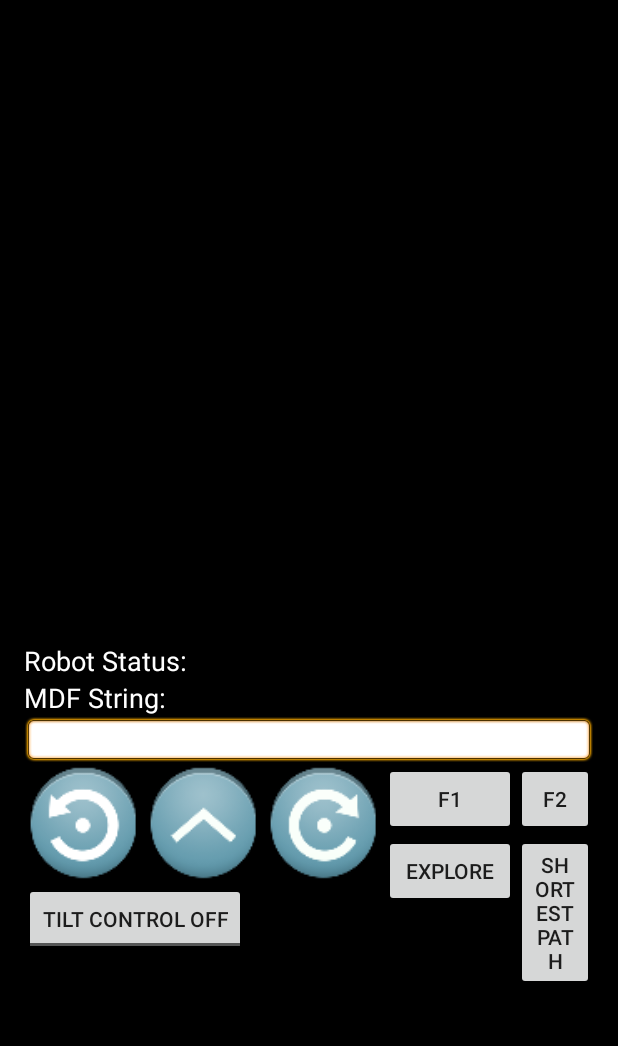
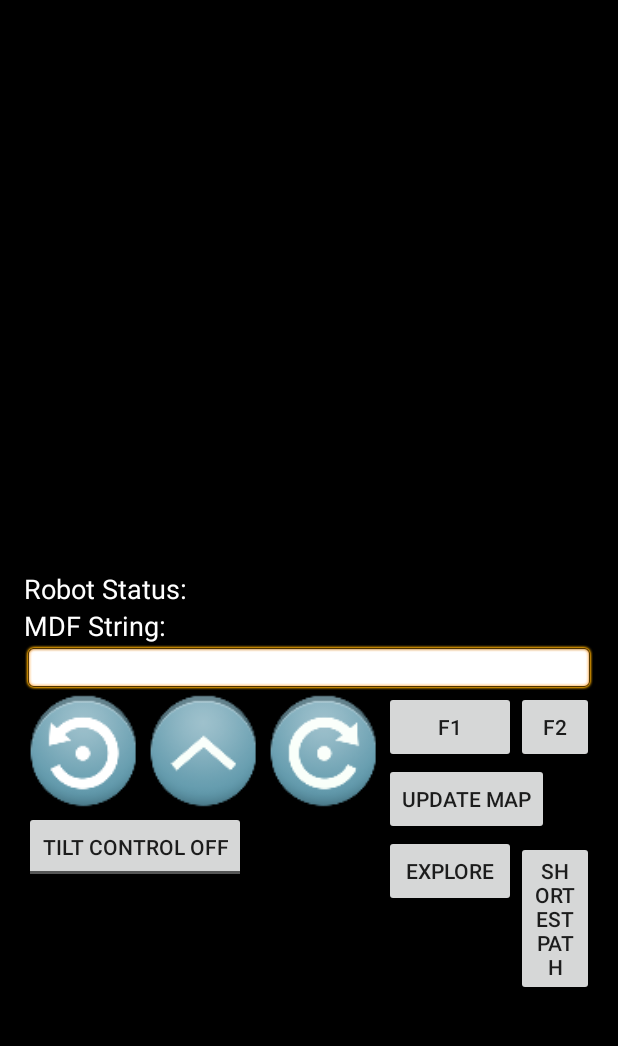
Before and after one commit to ivantwj/MDPGrp10_Android, an Android app: the screen it shows after launch (MainActivity), on a phone screen of 412 x 824 dp, the part 84-1130 px from its top. Run offline under Robolectric (Android 15) with nearby library versions, the phone set to English and light mode, and no system bars.

Commit message:
updated format

```diff
--- a/app/src/main/java/com/mdpgrp10/androidmobilecontrollermodule/MainActivity.java
+++ b/app/src/main/java/com/mdpgrp10/androidmobilecontrollermodule/MainActivity.java
@@ -421,7 +421,7 @@ public class MainActivity extends ActionBarActivity implements SensorEventListen
             obstacleInfo = updatedMap.substring(23);
 
         if (action.contains("nothing")) {
-            sendMessage("coordinate " + tmpRobot[0] + ", " + tmpRobot[1] + ")", true);
+            sendMessage("coordinate (" + tmpRobot[0] + ", " + tmpRobot[1] + ")", true);
             maze.robotChange(updatedMap);
         }
 
--- a/app/src/main/res/layout/activity_main.xml
+++ b/app/src/main/res/layout/activity_main.xml
@@ -126,14 +126,14 @@
             android:text="Explore"
             android:id="@+id/buttonExplore"
             android:layout_toRightOf="@+id/imageButtonClockwise"
-            android:layout_below="@+id/buttonF1"/>
+            android:layout_below="@+id/buttonUpdate"/>
 
         <Button
             android:layout_width="wrap_content"
             android:layout_height="wrap_content"
             android:text="Shortest Path"
             android:id="@+id/buttonShortestPath"
-            android:layout_below="@+id/buttonF2"
+            android:layout_alignBaseline="@+id/buttonExplore"
             android:layout_toRightOf="@+id/buttonExplore" />
 
         <Switch
@@ -144,16 +144,16 @@
             android:checked="false"
             android:showText="true"
             android:textColor="#ffffffff"
-            android:layout_below="@+id/editTextMap"
-            android:layout_toRightOf="@+id/buttonF2"/>
+            android:layout_below="@+id/buttonF1"
+            android:layout_toRightOf="@+id/buttonUpdate"/>
 
         <Button
             android:layout_width="wrap_content"
             android:layout_height="wrap_content"
             android:text="Update Map"
             android:id="@+id/buttonUpdate"
-            android:layout_below="@+id/buttonF2"
-            android:layout_toRightOf="@+id/buttonShortestPath"/>
+            android:layout_below="@+id/buttonF1"
+            android:layout_toRightOf="@+id/imageButtonClockwise"/>
     </RelativeLayout>
 
 </RelativeLayout>
```
